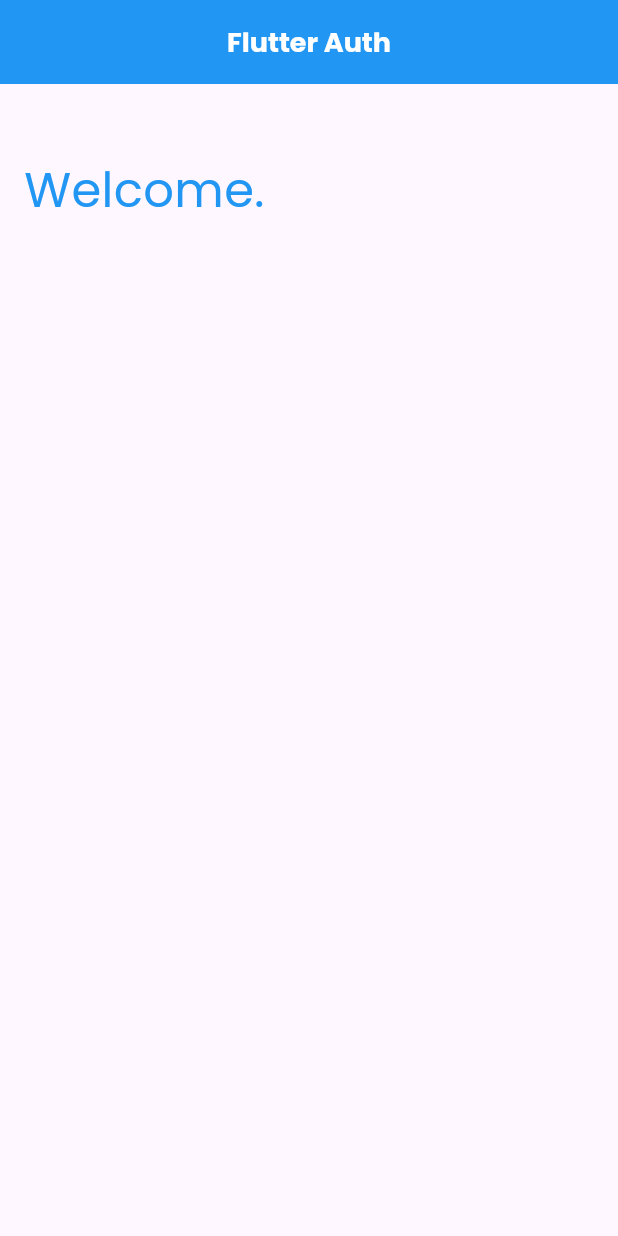
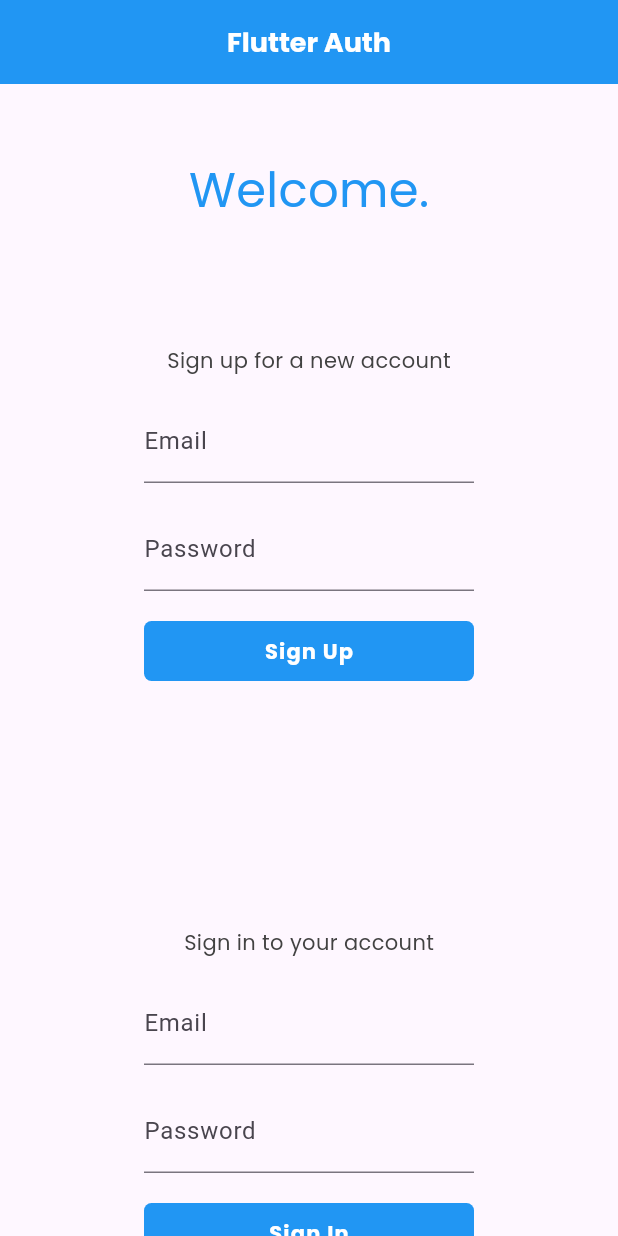
Before and after one commit to furkanakagndz/flutter_fb_auth, a Flutter app: the screen it shows after launch, on a phone screen of 412 x 824 dp. Run offline on Flutter 3.47's test engine with Material 3 defaults, Android fonts, the phone set to English and light mode, and no system bars; our stand-ins replace google_fonts.

```diff
--- a/lib/main.dart
+++ b/lib/main.dart
@@ -13,6 +13,7 @@ class MyApp extends StatelessWidget {
   Widget build(BuildContext context) {
     return MaterialApp(
       title: 'Flutter Demo',
+      debugShowCheckedModeBanner: false,
       theme: ThemeData(
         colorScheme: ColorScheme.fromSeed(seedColor: Colors.deepPurple),
         useMaterial3: true,
--- /dev/null
+++ b/lib/screens/welcome/sign_in.dart
@@ -0,0 +1,60 @@
+import 'package:flutter/material.dart';
+import 'package:flutter_auth_tut/shared/styled_button.dart';
+import 'package:flutter_auth_tut/shared/styled_text.dart';
+
+class SignInForm extends StatefulWidget {
+  const SignInForm({super.key});
+
+  @override
+  State<SignInForm> createState() => _SignInFormState();
+}
+
+class _SignInFormState extends State<SignInForm> {
+  final GlobalKey<FormState> _formKey = GlobalKey<FormState>();
+
+  final TextEditingController _emailController = TextEditingController();
+  final TextEditingController _passwordController = TextEditingController();
+
+  @override
+  Widget build(BuildContext context) {
+    return Padding(
+      padding: const EdgeInsets.all(80),
+      child: Form(
+        key: _formKey,
+        child: Column(
+          crossAxisAlignment: CrossAxisAlignment.stretch,
+          children: [
+            // intro text
+            const Center(child: StyledBodyText('Sign in to your account')),
+            const SizedBox(height: 16.0),
+
+            // email address
+            TextFormField(
+              controller: _emailController,
+              keyboardType: TextInputType.emailAddress,
+              decoration: const InputDecoration(labelText: 'Email'),
+            ),
+            const SizedBox(height: 16.0),
+
+            // password
+            TextFormField(
+              controller: _passwordController,
+              obscureText: true,
+              decoration: const InputDecoration(labelText: 'Password'),
+            ),
+            const SizedBox(height: 16.0),
+
+            // error feedback
+
+            // submit button
+            StyledButton(
+              onPressed: () async {},
+              child: const StyledButtonText('Sign In'),
+            )
+
+          ],
+        ),
+      ),
+    );
+  }
+}
--- /dev/null
+++ b/lib/screens/welcome/sign_up.dart
@@ -0,0 +1,60 @@
+import 'package:flutter/material.dart';
+import 'package:flutter_auth_tut/shared/styled_button.dart';
+import 'package:flutter_auth_tut/shared/styled_text.dart';
+
+class SignUpForm extends StatefulWidget {
+  const SignUpForm({super.key});
+
+  @override
+  State<SignUpForm> createState() => _SignUpFormState();
+}
+
+class _SignUpFormState extends State<SignUpForm> {
+  final GlobalKey<FormState> _formKey = GlobalKey<FormState>();
+
+  final TextEditingController _emailController = TextEditingController();
+  final TextEditingController _passwordController = TextEditingController();
+
+  @override
+  Widget build(BuildContext context) {
+    return Padding(
+      padding: const EdgeInsets.all(80),
+      child: Form(
+        key: _formKey,
+        child: Column(
+          crossAxisAlignment: CrossAxisAlignment.stretch,
+          children: [
+            // intro text
+            const Center(child: StyledBodyText('Sign up for a new account')),
+            const SizedBox(height: 16.0),
+
+            // email address
+            TextFormField(
+              controller: _emailController,
+              keyboardType: TextInputType.emailAddress,
+              decoration: const InputDecoration(labelText: 'Email'),
+            ),
+            const SizedBox(height: 16.0),
+
+            // password
+            TextFormField(
+              controller: _passwordController,
+              obscureText: true,
+              decoration: const InputDecoration(labelText: 'Password'),
+            ),
+            const SizedBox(height: 16.0),
+
+            // error feedback
+
+            // submit button
+            StyledButton(
+              onPressed: () async {},
+              child: const StyledButtonText('Sign Up'),
+            )
+
+          ],
+        ),
+      ),
+    );
+  }
+}
--- a/lib/screens/welcome/welcome.dart
+++ b/lib/screens/welcome/welcome.dart
@@ -1,3 +1,5 @@
+import 'package:flutter_auth_tut/screens/welcome/sign_in.dart';
+import 'package:flutter_auth_tut/screens/welcome/sign_up.dart';
 import 'package:flutter_auth_tut/shared/styled_text.dart';
 import 'package:flutter/material.dart';
 
@@ -27,9 +29,10 @@ class _WelcomeScreenState extends State<WelcomeScreen> {
               StyledHeading('Welcome.'),
 
               // sign up screen
-
+              SignUpForm(),
 
               // sign in screen
+              SignInForm()
             ]
           )
         ),
--- a/pubspec.yaml
+++ b/pubspec.yaml
@@ -19,7 +19,7 @@ publish_to: 'none' # Remove this line if you wish to publish to pub.dev
 version: 1.0.0+1
 
 environment:
-  sdk: '>=3.3.3 <4.0.0'
+  sdk: '>=3.3.4 <4.0.0'
 
 # Dependencies specify other packages that your package needs in order to work.
 # To automatically upgrade your package dependencies to the latest versions
```
Also changed, not shown: pubspec.lock, 4 other files.
